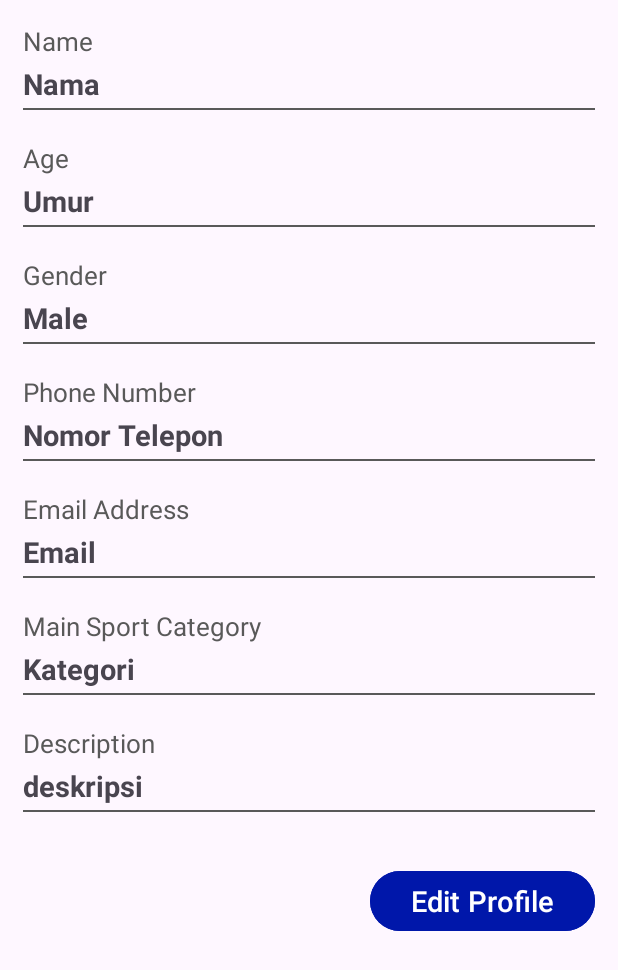
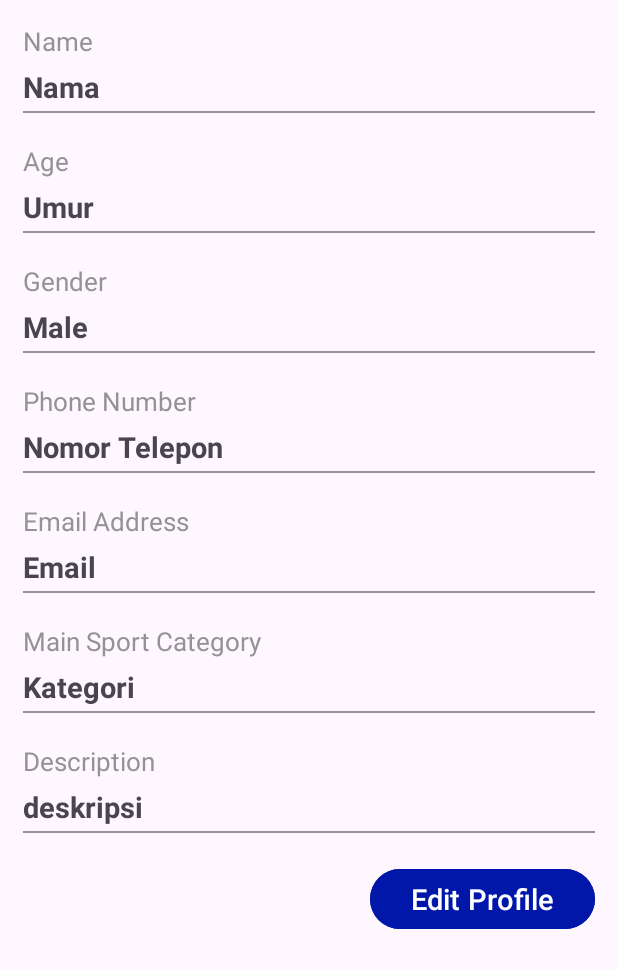
Before and after one commit to c14210115/appSporty, an Android app: the layout fragment_profile.xml on its own in the app's theme, with its tools: preview values and no code run, on a phone screen of 412 x 824 dp. Shown: the top 970 px of the screen. Run offline under Robolectric (Android 15) with nearby library versions, the phone set to English and light mode, and no system bars; Roboto replaces fonts that are not available here.

Commit message:
nyempurnain tampilan

```diff
--- a/app/src/main/res/layout/fragment_edit_profile.xml
+++ b/app/src/main/res/layout/fragment_edit_profile.xml
@@ -11,11 +11,11 @@
         android:layout_width="match_parent"
         android:layout_height="wrap_content"
         >
+
         <Button
             android:id="@+id/buttonSave"
             android:layout_width="150dp"
             android:layout_height="wrap_content"
-            android:layout_marginTop="15dp"
             android:backgroundTint="#0017AA"
             android:text="Save"
             android:textSize="19sp"
@@ -40,7 +40,7 @@
                 android:layout_width="match_parent"
                 android:layout_height="wrap_content"
                 android:text="Name"
-                android:textColor="#595959"
+                android:textColor="#939393"
                 android:textSize="17sp" />
 
             <Space
@@ -64,7 +64,7 @@
                 android:layout_width="match_parent"
                 android:layout_height="wrap_content"
                 android:text="Age"
-                android:textColor="#595959"
+                android:textColor="#939393"
                 android:textSize="17sp" />
 
             <Space
@@ -89,7 +89,7 @@
                 android:layout_width="match_parent"
                 android:layout_height="wrap_content"
                 android:text="Gender"
-                android:textColor="#595959"
+                android:textColor="#939393"
                 android:textSize="17sp" />
 
             <Space
@@ -114,7 +114,7 @@
                 android:layout_width="match_parent"
                 android:layout_height="wrap_content"
                 android:text="Phone Number"
-                android:textColor="#595959"
+                android:textColor="#939393"
                 android:textSize="17sp" />
 
             <Space
@@ -139,7 +139,7 @@
                 android:layout_width="match_parent"
                 android:layout_height="wrap_content"
                 android:text="Email Address"
-                android:textColor="#595959"
+                android:textColor="#939393"
                 android:textSize="17sp" />
 
             <Space
@@ -163,7 +163,7 @@
                 android:layout_width="match_parent"
                 android:layout_height="wrap_content"
                 android:text="Main Sport Category"
-                android:textColor="#595959"
+                android:textColor="#939393"
                 android:textSize="17sp" />
 
             <Space
@@ -187,7 +187,7 @@
                 android:layout_width="match_parent"
                 android:layout_height="wrap_content"
                 android:text="Description"
-                android:textColor="#595959"
+                android:textColor="#939393"
                 android:textSize="17sp" />
 
             <Space
--- a/app/src/main/res/layout/fragment_profile.xml
+++ b/app/src/main/res/layout/fragment_profile.xml
@@ -12,11 +12,11 @@
         android:layout_width="match_parent"
         android:layout_height="wrap_content"
         >
+
         <Button
             android:id="@+id/buttonSave"
             android:layout_width="150dp"
             android:layout_height="wrap_content"
-            android:layout_marginTop="15dp"
             android:backgroundTint="#0017AA"
             android:text="Edit Profile"
             android:textSize="19sp"
@@ -41,12 +41,12 @@
                 android:layout_width="match_parent"
                 android:layout_height="wrap_content"
                 android:text="Name"
-                android:textColor="#595959"
+                android:textColor="#939393"
                 android:textSize="17sp" />
 
             <Space
                 android:layout_width="match_parent"
-                android:layout_height="3dp" />
+                android:layout_height="5dp" />
 
             <TextView
                 android:id="@+id/editTextName"
@@ -60,7 +60,7 @@
                 android:layout_width="match_parent"
                 android:layout_height="1dp"
                 android:layout_marginTop="3dp"
-                android:background="#595959" />
+                android:background="#939393" />
 
             <Space
                 android:layout_width="match_parent"
@@ -71,12 +71,12 @@
                 android:layout_width="match_parent"
                 android:layout_height="wrap_content"
                 android:text="Age"
-                android:textColor="#595959"
+                android:textColor="#939393"
                 android:textSize="17sp" />
 
             <Space
                 android:layout_width="match_parent"
-                android:layout_height="3dp" />
+                android:layout_height="5dp" />
 
             <TextView
                 android:id="@+id/editTextAge"
@@ -90,7 +90,7 @@
                 android:layout_width="match_parent"
                 android:layout_height="1dp"
                 android:layout_marginTop="3dp"
-                android:background="#595959" />
+                android:background="#939393" />
 
             <Space
                 android:layout_width="match_parent"
@@ -101,12 +101,12 @@
                 android:layout_width="match_parent"
                 android:layout_height="wrap_content"
                 android:text="Gender"
-                android:textColor="#595959"
+                android:textColor="#939393"
                 android:textSize="17sp" />
 
             <Space
                 android:layout_width="match_parent"
-                android:layout_height="3dp" />
+                android:layout_height="5dp" />
 
             <TextView
                 android:id="@+id/textViewGender"
@@ -120,7 +120,7 @@
                 android:layout_width="match_parent"
                 android:layout_height="1dp"
                 android:layout_marginTop="3dp"
-                android:background="#595959" />
+                android:background="#939393" />
 
             <Space
                 android:layout_width="match_parent"
@@ -131,12 +131,12 @@
                 android:layout_width="match_parent"
                 android:layout_height="wrap_content"
                 android:text="Phone Number"
-                android:textColor="#595959"
+                android:textColor="#939393"
                 android:textSize="17sp" />
 
             <Space
                 android:layout_width="match_parent"
-                android:layout_height="3dp" />
+                android:layout_height="5dp" />
 
             <TextView
                 android:id="@+id/editTextPhoneNumber"
@@ -150,7 +150,7 @@
                 android:layout_width="match_parent"
                 android:layout_height="1dp"
                 android:layout_marginTop="3dp"
-                android:background="#595959" />
+                android:background="#939393" />
 
             <Space
                 android:layout_width="match_parent"
@@ -161,12 +161,12 @@
                 android:layout_width="match_parent"
                 android:layout_height="wrap_content"
                 android:text="Email Address"
-                android:textColor="#595959"
+                android:textColor="#939393"
                 android:textSize="17sp" />
 
             <Space
                 android:layout_width="match_parent"
-                android:layout_height="3dp" />
+                android:layout_height="5dp" />
 
             <TextView
                 android:id="@+id/editTextEmail"
@@ -180,7 +180,7 @@
                 android:layout_width="match_parent"
                 android:layout_height="1dp"
                 android:layout_marginTop="3dp"
-                android:background="#595959" />
+                android:background="#939393" />
 
             <Space
                 android:layout_width="match_parent"
@@ -191,12 +191,12 @@
                 android:layout_width="match_parent"
                 android:layout_height="wrap_content"
                 android:text="Main Sport Category"
-                android:textColor="#595959"
+                android:textColor="#939393"
                 android:textSize="17sp" />
 
             <Space
                 android:layout_width="match_parent"
-                android:layout_height="3dp" />
+                android:layout_height="5dp" />
 
             <TextView
                 android:id="@+id/editTextCategory"
@@ -210,7 +210,7 @@
                 android:layout_width="match_parent"
                 android:layout_height="1dp"
                 android:layout_marginTop="3dp"
-                android:background="#595959" />
+                android:background="#939393" />
 
             <Space
                 android:layout_width="match_parent"
@@ -221,12 +221,12 @@
                 android:layout_width="match_parent"
                 android:layout_height="wrap_content"
                 android:text="Description"
-                android:textColor="#595959"
+                android:textColor="#939393"
                 android:textSize="17sp" />
 
             <Space
                 android:layout_width="match_parent"
-                android:layout_height="3dp" />
+                android:layout_height="5dp" />
 
             <TextView
                 android:id="@+id/textViewDescription"
@@ -240,7 +240,7 @@
                 android:layout_width="match_parent"
                 android:layout_height="1dp"
                 android:layout_marginTop="3dp"
-                android:background="#595959" />
+                android:background="#939393" />
 
             <Space
                 android:layout_width="match_parent"
```
